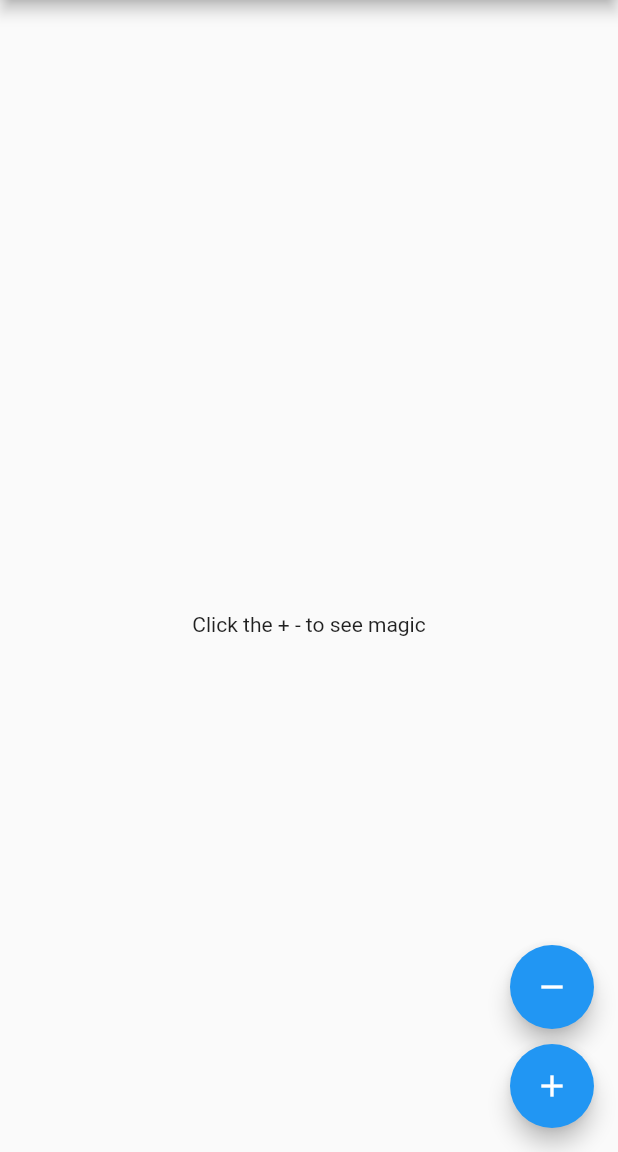
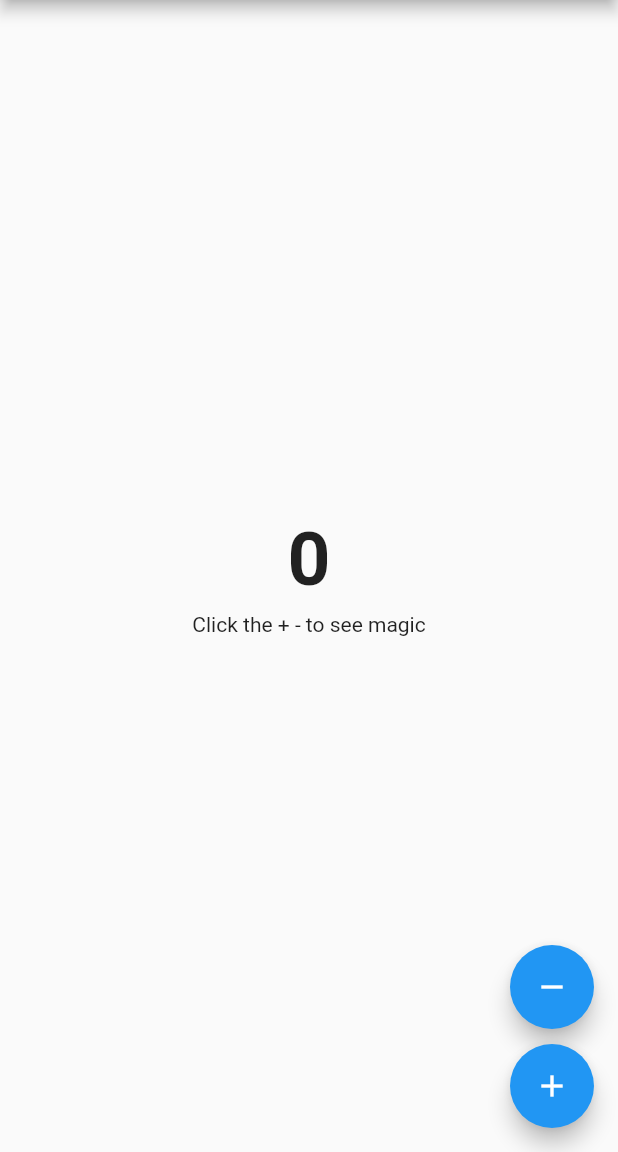
Before and after one commit to Aamirkhan55/bloc_example, a Flutter app: the screen it shows after launch, on a phone screen of 412 x 824 dp, the part 84-1236 px from its top. Run offline on Flutter 3.47's test engine with Material 2 defaults, Android fonts, the phone set to English and light mode, and no system bars; our stand-ins replace flutter_bloc.

Commit message:
Bloc Builder

```diff
--- a/lib/ui/screens/home_page.dart
+++ b/lib/ui/screens/home_page.dart
@@ -1,4 +1,6 @@
+import 'package:bloc_example/bloc/counter/counter_bloc.dart';
 import 'package:flutter/material.dart';
+import 'package:flutter_bloc/flutter_bloc.dart';
 
 class HomePage extends StatelessWidget {
   const HomePage({super.key});
@@ -10,19 +12,24 @@ class HomePage extends StatelessWidget {
        centerTitle: true,
        title: const Text('Bloc Counter'),
       ),
-      body:const Center(
+      body: Center(
         child: Column(
           mainAxisAlignment: MainAxisAlignment.center,
           children: [
-            Text(
-              "",
-              style: TextStyle(
-                fontSize: 50,
-                fontWeight: FontWeight.bold,
-              ),
-              ),
-             SizedBox(height: 5),
-             Text('Click the + - to see magic')
+            BlocBuilder<CounterBloc, int>(
+              builder: (context, state) {
+                return Text(
+                "$state",
+                style: const TextStyle(
+                  fontSize: 50,
+                  fontWeight: FontWeight.bold,
+                ),
+                );
+              },
+
+            ),
+             const SizedBox(height: 5),
+             const Text('Click the + - to see magic')
           ],
         ),
       ),
```
